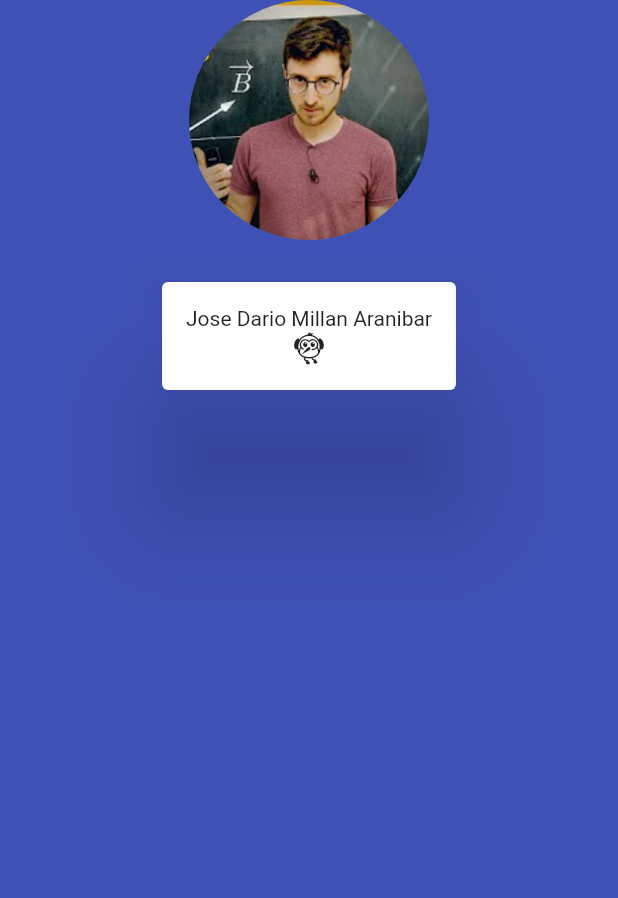
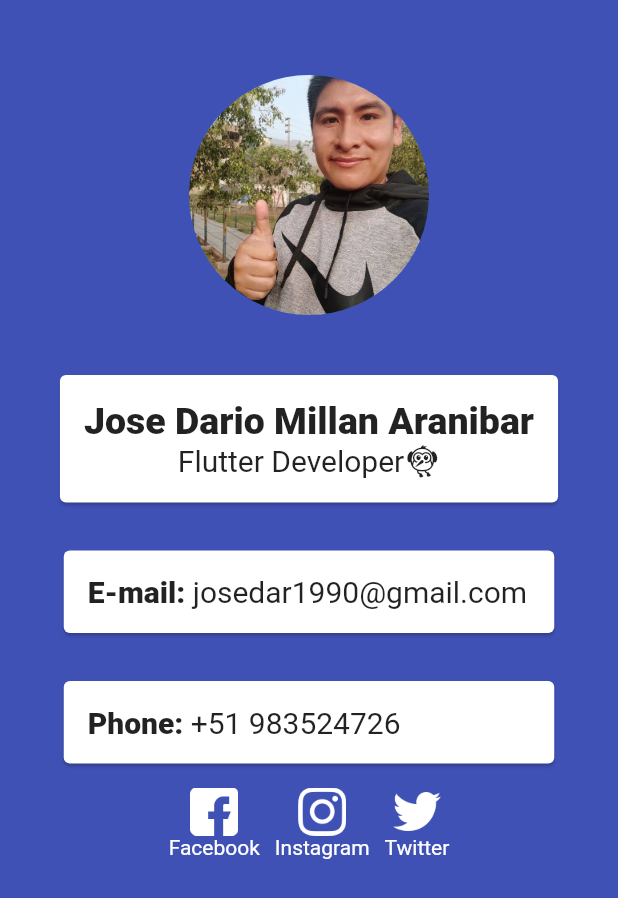
Before and after one commit to Jomiar/my_presetation_card, a Flutter app: the screen it shows after launch, on a phone screen of 412 x 824 dp. Shown: the top 898 px of the screen. Run offline on Flutter 3.47's test engine with Material 2 defaults, Android fonts, the phone set to English and light mode, and no system bars.

Commit message:
fead/change image 1 add 2 card phone y E-mail

```diff
--- a/lib/main.dart
+++ b/lib/main.dart
@@ -19,26 +19,145 @@ class MyApp extends StatelessWidget {
         body: SafeArea(
           child: Center(
             child: Column(
-              // crossAxisAlignment: CrossAxisAlignment.center,
-              // mainAxisAlignment: MainAxisAlignment.center,
+              mainAxisAlignment: MainAxisAlignment.start,
               children: [
+                const SizedBox(
+                  height: 50,
+                ),
                 const CircleAvatar(
                   backgroundImage: AssetImage(avatar),
                   radius: 80,
                 ),
-                const SizedBox(height: 24),
+                const SizedBox(
+                  height: 24,
+                  width: 8,
+                ),
                 Card(
-                  elevation: 40,
+                  margin: const EdgeInsets.symmetric(vertical: 16),
                   child: Padding(
                     padding: const EdgeInsets.all(16.0),
                     child: Column(
-                      children: const [
-                        Text('Jose Dario Millan Aranibar'),
-                        Icon(Icons.flutter_dash)
+                      children: [
+                        const Text('Jose Dario Millan Aranibar',
+                            style: TextStyle(
+                                fontSize: 25, fontWeight: FontWeight.w800)),
+                        SizedBox(
+                          width: 200,
+                          child: Row(
+                            mainAxisAlignment: MainAxisAlignment.center,
+                            children: const [
+                              Text(
+                                'Flutter Developer',
+                                style: TextStyle(fontSize: 20),
+                              ),
+                              Icon(Icons.flutter_dash),
+                            ],
+                          ),
+                        )
                       ],
                     ),
                   ),
-                )
+                ),
+                Card(
+                  margin: const EdgeInsets.symmetric(vertical: 16),
+                  child: Padding(
+                    padding: const EdgeInsets.all(16.0),
+                    child: Column(
+                      children: [
+                        SizedBox(
+                            width: 295,
+                            child: Row(
+                              children: const [
+                                Text(
+                                  'E-mail:',
+                                  style: TextStyle(
+                                      fontSize: 20,
+                                      fontWeight: FontWeight.w800),
+                                ),
+                                Text(
+                                  ' josedar1990@gmail.com',
+                                  style: TextStyle(fontSize: 20),
+                                )
+                              ],
+                            )),
+                      ],
+                    ),
+                  ),
+                ),
+                Card(
+                  margin: const EdgeInsets.symmetric(vertical: 16),
+                  child: Padding(
+                    padding: const EdgeInsets.all(16.0),
+                    child: Column(
+                      children: [
+                        SizedBox(
+                            width: 295,
+                            child: Row(
+                              children: const [
+                                Text(
+                                  'Phone:',
+                                  style: TextStyle(
+                                      fontSize: 20,
+                                      fontWeight: FontWeight.w800),
+                                ),
+                                Text(
+                                  ' +51 983524726',
+                                  style: TextStyle(fontSize: 20),
+                                )
+                              ],
+                            )),
+                      ],
+                    ),
+                  ),
+                ),
+                const SizedBox(
+                  width: 16,
+                ),
+                Row(
+                  mainAxisAlignment: MainAxisAlignment.center,
+                  children: [
+                    Column(
+                      children: [
+                        Image.asset(
+                          'assets/facebook.png',
+                          height: 32,
+                        ),
+                        const Text(
+                          'Facebook',
+                          style: TextStyle(color: Colors.white),
+                        ),
+                      ],
+                    ),
+                    const SizedBox(
+                      width: 10,
+                    ),
+                    Column(
+                      children: [
+                        Image.asset(
+                          'assets/instagram.png',
+                          height: 32,
+                        ),
+                        const Text(
+                          'Instagram',
+                          style: TextStyle(color: Colors.white),
+                        ),
+                      ],
+                    ),
+                    const SizedBox(
+                      width: 10,
+                    ),
+                    Column(
+                      children: [
+                        Image.asset(
+                          'assets/twitter.png',
+                          height: 32,
+                        ),
+                        const Text('Twitter',
+                            style: TextStyle(color: Colors.white)),
+                      ],
+                    ),
+                  ],
+                ),
               ],
             ),
           ),
```
Also changed, not shown: assets/facebook.png (added), assets/imagen 1.png, assets/instagram.png (added), assets/twitter.png (added).
